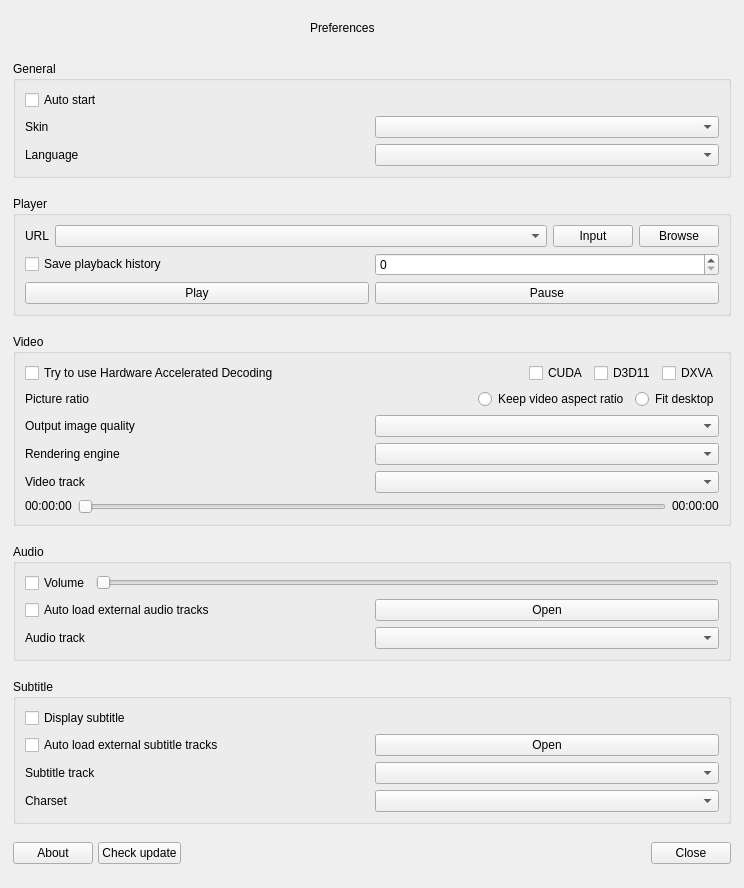
The window that src/launcher/forms/preferencesdialog.ui (wangwenx190/dynamic-desktop) describes before a commit, drawn with Qt 5.
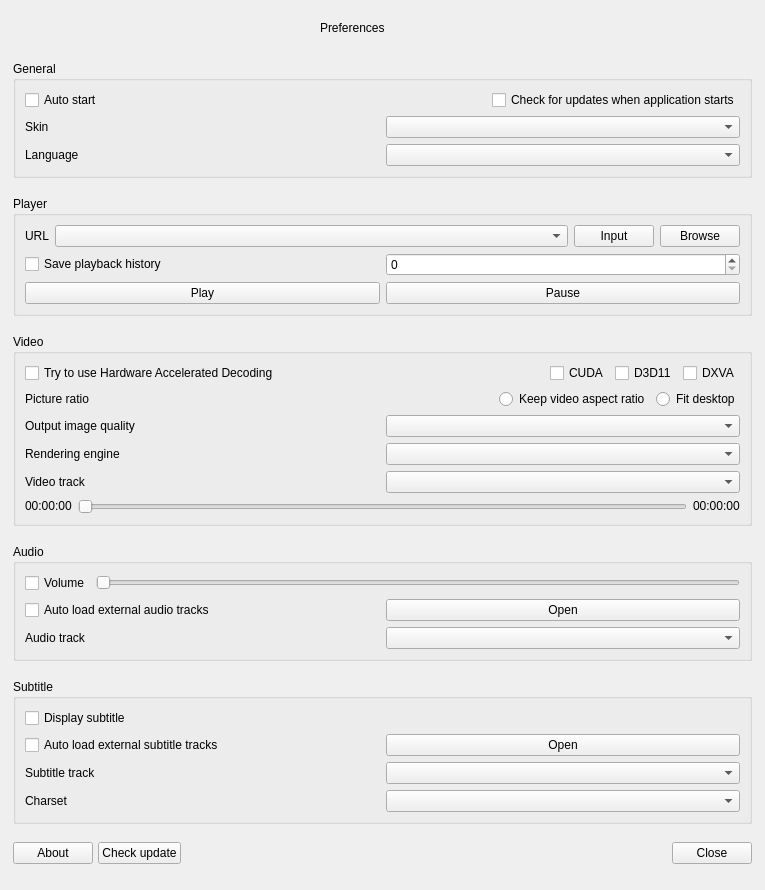
The same window after the commit. Icons and pictures are not drawn. Custom widgets are drawn as their Qt base class.

The edit to the form file:
```diff
--- a/src/launcher/forms/preferencesdialog.ui
+++ b/src/launcher/forms/preferencesdialog.ui
@@ -6,8 +6,8 @@
    <rect>
     <x>0</x>
     <y>0</y>
-    <width>744</width>
-    <height>888</height>
+    <width>765</width>
+    <height>890</height>
    </rect>
   </property>
   <property name="sizePolicy">
@@ -184,11 +184,35 @@
      </property>
      <layout class="QVBoxLayout" name="verticalLayout_6">
       <item>
+       <layout class="QHBoxLayout" name="horizontalLayout_20">
+        <item>
        <widget class="QCheckBox" name="checkBox_autoStart">
         <property name="text">
          <string>Auto start</string>
         </property>
        </widget>
+        </item>
+        <item>
+         <spacer name="horizontalSpacer_6">
+          <property name="orientation">
+           <enum>Qt::Horizontal</enum>
+          </property>
+          <property name="sizeHint" stdset="0">
+           <size>
+            <width>40</width>
+            <height>20</height>
+           </size>
+          </property>
+         </spacer>
+        </item>
+        <item>
+         <widget class="QCheckBox" name="checkBox_auto_update">
+          <property name="text">
+           <string>Check for updates when application starts</string>
+          </property>
+         </widget>
+        </item>
+       </layout>
       </item>
       <item>
        <layout class="QHBoxLayout" name="horizontalLayout_2">
```
Lines whose indentation alone changed are shown as unchanged.
